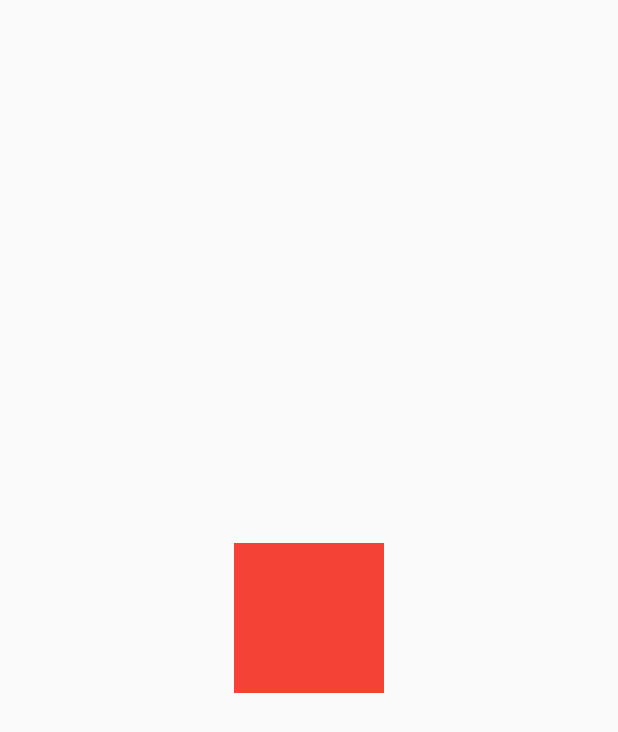
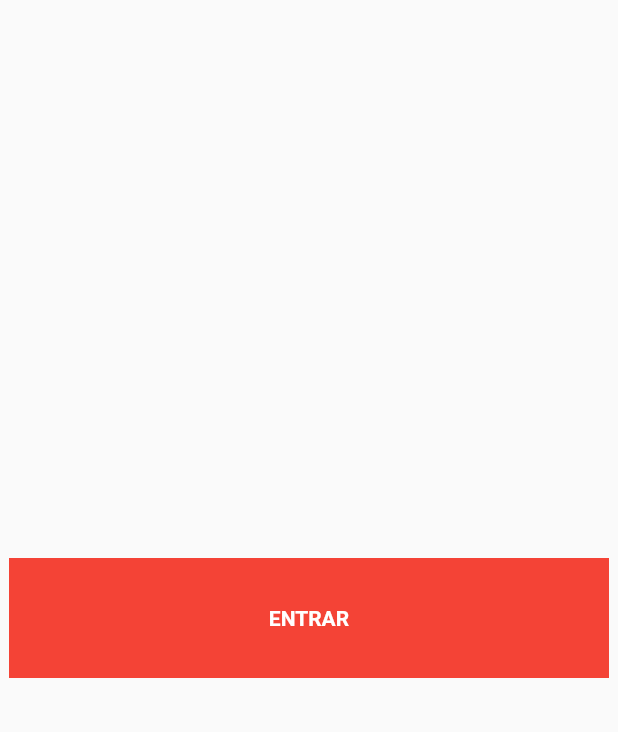
Before and after one commit to JosiaAlmeida/Flutter-Animation, a Flutter app: the screen it shows after launch, on a phone screen of 412 x 824 dp. Shown: the top 732 px of the screen. Run offline on Flutter 3.47's test engine with Material 2 defaults, Android fonts, the phone set to English and light mode, and no system bars.

```diff
--- a/lib/home.dart
+++ b/lib/home.dart
@@ -8,26 +8,42 @@ class HomePage extends StatefulWidget {
 }
 
 class _HomePageState extends State<HomePage> {
-  var size = 100.0;
-  var increase = false;
+  var size = 400.0;
+  var isLoading = false;
 
   @override
   Widget build(BuildContext context) {
-    return Material(
-        child: Center(
+    return Scaffold(
+        body: Center(
       child: GestureDetector(
         onTap: () {
-          increase = !increase;
+          isLoading = !isLoading;
           setState(() {});
         },
         child: AnimatedContainer(
-          //Gerar curva na animação
-          curve: Curves.bounceOut,
-          duration: Duration(seconds: 2),
-          width: increase ? 200 : size,
-          height: increase ? 200 : size,
-          color: Colors.red,
-        ),
+            //Gerar curva na animação
+            curve: Curves.easeOut,
+            duration: Duration(milliseconds: 800),
+            width: isLoading ? 80 : 400,
+            height: 80,
+            alignment: Alignment.center,
+            color: Colors.red,
+            child: AnimatedCrossFade(
+              crossFadeState: isLoading
+                  ? CrossFadeState.showFirst
+                  : CrossFadeState.showSecond,
+              duration: Duration(seconds: 1),
+              firstChild: Padding(
+                padding: const EdgeInsets.all(8.0),
+                child: CircularProgressIndicator(),
+              ),
+              secondChild: Text(
+                "ENTRAR",
+                textAlign: TextAlign.center,
+                style:
+                    TextStyle(color: Colors.white, fontWeight: FontWeight.bold),
+              ),
+            )),
       ),
     ));
   }
```
